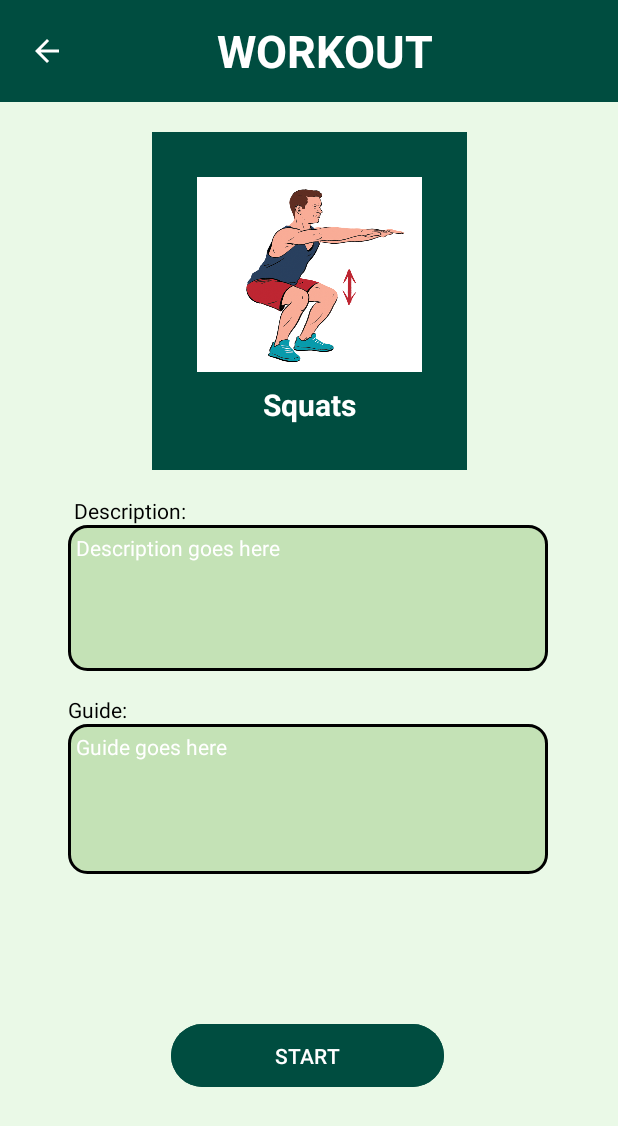
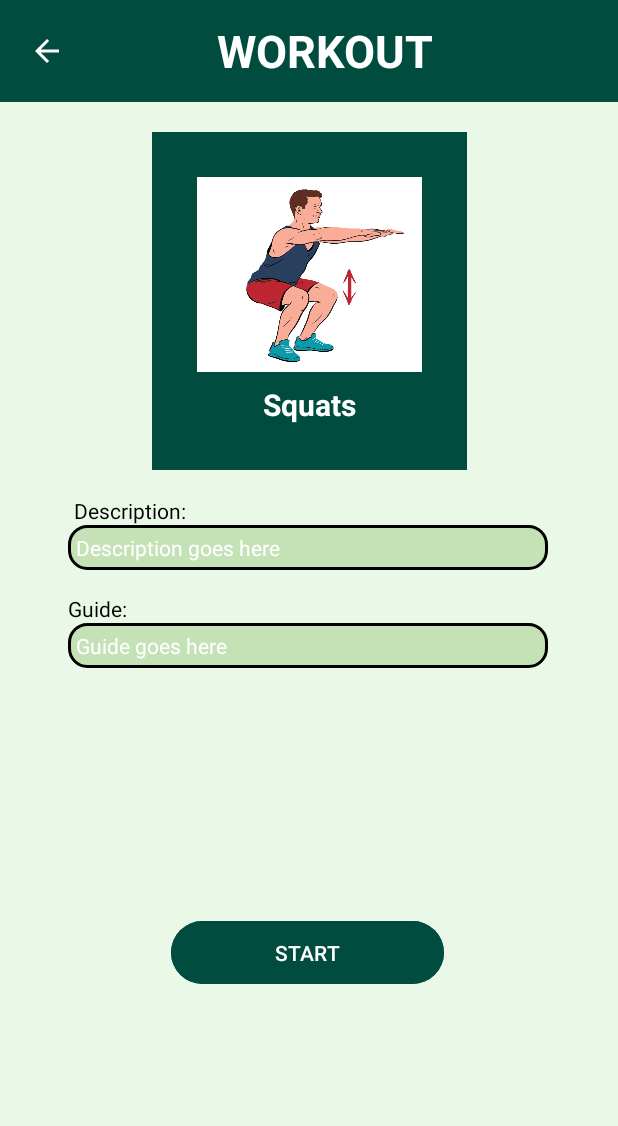
Before and after one commit to NinoEarlConrad-Avila/smartposture, an Android app: the layout fragment_workout_details_start.xml on its own in the app's theme, with its tools: preview values and no code run, on a phone screen of 412 x 824 dp. Shown: the top 1126 px of the screen. Run offline under Robolectric (Android 15) with nearby library versions, the phone set to English and light mode, and no system bars.

Commit message:
Add Workout Guides

```diff
--- a/app/src/main/java/com/example/smartposture/view/WorkoutFragment.java
+++ b/app/src/main/java/com/example/smartposture/view/WorkoutFragment.java
@@ -45,7 +45,8 @@ public class WorkoutFragment extends Fragment {
                     "Squats",
                     "squat",
                     1,
-                    "A squat is a strength exercise in which the trainee lowers their hips from a standing position and then stands back up."
+                    "A squat is a strength exercise in which the trainee lowers their hips from a standing position and then stands back up.",
+                    "1.Stand with feet shoulder-width apart, toes facing forward.\n2.Engage your core and hinge at the hips.\n3.Drive the hips back, bend at the knees and ankles, and press your knees slightly open.\n4.Sit down into a squat position, keeping your heels and toes on the ground, chest up, and shoulders back.\n5.Repeat the movement several times."
             );
             ((MainActivity) requireActivity()).loadFragment(detailsFragment, true, null);
         });
@@ -57,7 +58,8 @@ public class WorkoutFragment extends Fragment {
                     "Push Up",
                     "pushup",
                     2,
-                    "A push-up is a common strength training exercise performed in a prone position, lying horizontal and face down, raising and lowering the body using the arms."
+                    "A push-up is a common strength training exercise performed in a prone position, lying horizontal and face down, raising and lowering the body using the arms.",
+                    "1.Place your hands shoulder-width apart, body straight from head to heels, and engage your core.\n2.Slowly bend your elbows, lowering yourself until your chest nearly touches the ground.\n3.Press through your palms to lift your body back to the starting position, keeping your core tight.\n4.Perform the movement for your desired number of repetitions, maintaining proper form throughout."
             );
             ((MainActivity) requireActivity()).loadFragment(detailsFragment, true, null);
         });
--- a/app/src/main/res/layout/fragment_workout_details_start.xml
+++ b/app/src/main/res/layout/fragment_workout_details_start.xml
@@ -91,7 +91,7 @@
     <TextView
         android:id="@+id/description"
         android:layout_width="320dp"
-        android:layout_height="97dp"
+        android:layout_height="wrap_content"
         android:layout_marginBottom="16dp"
         android:background="@drawable/rounded_edittext"
         android:gravity="top"
@@ -122,7 +122,7 @@
     <TextView
         android:id="@+id/guide"
         android:layout_width="320dp"
-        android:layout_height="100dp"
+        android:layout_height="wrap_content"
         android:background="@drawable/rounded_edittext"
         android:gravity="top"
         android:hint="Guide goes here"
@@ -130,11 +130,35 @@
         android:paddingLeft="8dp"
         android:textColor="@color/black"
         android:textColorHint="@color/white"
+        android:scrollbars="vertical"
+        android:overScrollMode="always"
+        android:ellipsize="none"
+        android:maxLines="8"
         app:layout_constraintEnd_toEndOf="parent"
         app:layout_constraintHorizontal_bias="0.492"
         app:layout_constraintStart_toStartOf="parent"
         app:layout_constraintTop_toBottomOf="@+id/textView10" />
+<!--    <ScrollView-->
+<!--        android:id="@+id/scrollView"-->
+<!--        android:layout_width="320dp"-->
+<!--        android:layout_height="150dp"-->
+<!--        app:layout_constraintTop_toBottomOf="@+id/textView10"-->
+<!--        app:layout_constraintStart_toStartOf="parent"-->
+<!--        app:layout_constraintEnd_toEndOf="parent">-->
 
+<!--        <TextView-->
+<!--            android:id="@+id/guide"-->
+<!--            android:layout_width="match_parent"-->
+<!--            android:layout_height="wrap_content"-->
+<!--            android:background="@drawable/rounded_edittext"-->
+<!--            android:gravity="top"-->
+<!--            android:hint="Guide goes here"-->
+<!--            android:padding="5dp"-->
+<!--            android:paddingLeft="8dp"-->
+<!--            android:textColor="@color/black"-->
+<!--            android:textColorHint="@color/white"-->
+<!--            android:scrollbars="vertical" />-->
+<!--    </ScrollView>-->
     <Button
         android:id="@+id/start_button"
         android:layout_width="182dp"
```
Also changed, not shown: app/src/main/java/com/example/smartposture/view/WorkoutDetailsStartFragment.java (+7 -1 lines).
